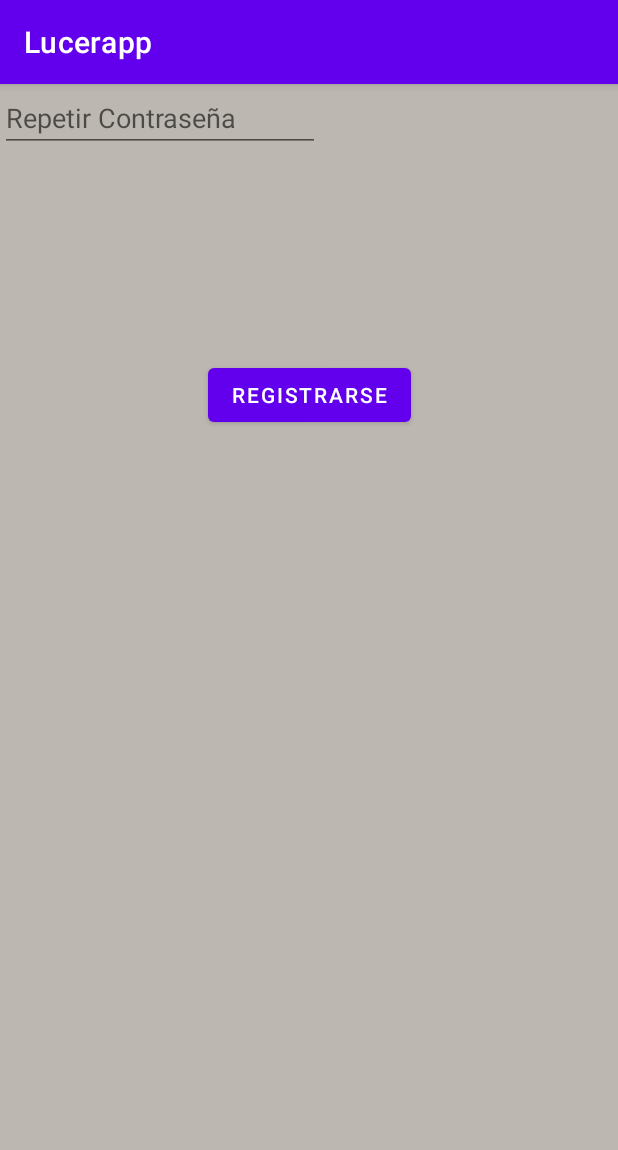
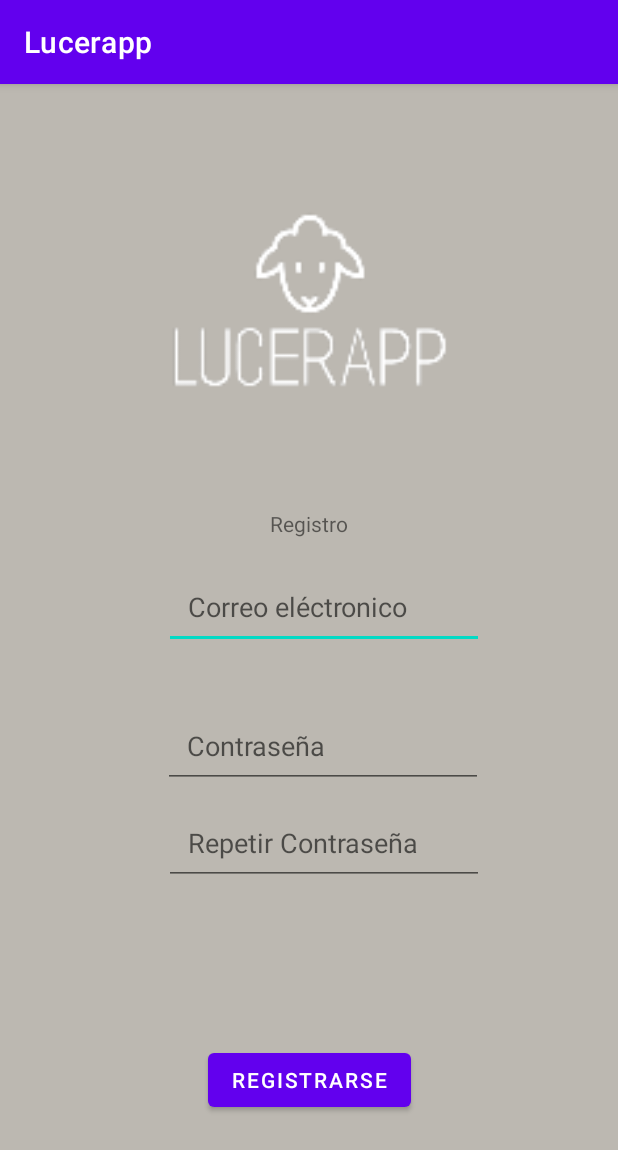
Before and after one commit to lmhenseler/lucerapp, an Android app: the RegisterActivity screen opened directly, with no data from a screen before it, on a phone screen of 412 x 824 dp. Shown: the top 1150 px of the screen. Run offline under Robolectric (Android 15) with nearby library versions, the phone set to English and light mode, and no system bars; our stand-ins replace Firebase (no records; nobody signed in at launch, a user with empty details on screens opened directly).

Commit message:
Register, Login layout and logic finished

```diff
--- a/app/src/main/res/layout/activity_register.xml
+++ b/app/src/main/res/layout/activity_register.xml
@@ -5,63 +5,76 @@
     android:layout_width="match_parent"
     android:layout_height="match_parent"
     android:background="#BCB8B1"
-    >
+    android:backgroundTint="#BCB8B1">
 
 
     <EditText
-        android:id="@+id/editTextTextPersonName2"
+        android:id="@+id/mailInput"
         android:layout_width="wrap_content"
         android:layout_height="wrap_content"
-        android:layout_marginBottom="28dp"
+        android:layout_marginTop="13dp"
+        android:layout_marginBottom="8dp"
         android:ems="10"
-        android:hint="Correo eléctronico"
+        android:hint="@string/hint_correo"
         android:inputType="textPersonName"
+        android:padding="16dp"
         app:layout_constraintBottom_toTopOf="@+id/passwordInput"
         app:layout_constraintEnd_toEndOf="parent"
-        app:layout_constraintHorizontal_bias="0.547"
-        app:layout_constraintStart_toStartOf="parent" />
+        app:layout_constraintHorizontal_bias="0.55"
+        app:layout_constraintStart_toStartOf="parent"
+        app:layout_constraintTop_toBottomOf="@+id/textView2" />
 
     <EditText
         android:id="@+id/passwordInput"
         android:layout_width="wrap_content"
         android:layout_height="wrap_content"
+        android:layout_marginTop="28dp"
         android:layout_marginBottom="8dp"
         android:ems="10"
-        android:hint="Contraseña"
+        android:hint="@string/hint_contrasenia"
         android:inputType="textPassword"
+        android:padding="16dp"
         app:layout_constraintBottom_toTopOf="@+id/repPasswordInput"
         app:layout_constraintEnd_toEndOf="parent"
         app:layout_constraintHorizontal_bias="0.547"
-        app:layout_constraintStart_toStartOf="parent" />
+        app:layout_constraintStart_toStartOf="parent"
+        app:layout_constraintTop_toBottomOf="@+id/mailInput" />
 
     <EditText
         android:id="@+id/repPasswordInput"
         android:layout_width="wrap_content"
         android:layout_height="wrap_content"
         android:ems="10"
-        android:hint="Repetir Contraseña"
+        android:hint="@string/hint_repetir_contrasenia"
         android:inputType="textPassword"
-        tools:layout_editor_absoluteX="110dp"
-        tools:layout_editor_absoluteY="414dp" />
+        android:padding="16dp"
+        app:layout_constraintBottom_toBottomOf="parent"
+        app:layout_constraintEnd_toEndOf="parent"
+        app:layout_constraintHorizontal_bias="0.55"
+        app:layout_constraintStart_toStartOf="parent"
+        app:layout_constraintTop_toTopOf="parent"
+        app:layout_constraintVertical_bias="0.671" />
 
     <Button
         android:id="@+id/button3"
         android:layout_width="wrap_content"
         android:layout_height="wrap_content"
-        android:text="Registrarse"
+        android:onClick="registerIntoFirebase"
+        android:text="@string/registrarseButton"
         app:layout_constraintBottom_toBottomOf="parent"
         app:layout_constraintEnd_toEndOf="parent"
         app:layout_constraintStart_toStartOf="parent"
         app:layout_constraintTop_toBottomOf="@+id/repPasswordInput"
-        app:layout_constraintVertical_bias="0.205" />
+        app:layout_constraintVertical_bias="0.571" />
 
     <ImageView
         android:id="@+id/imageView3"
         android:layout_width="0dp"
         android:layout_height="0dp"
+        android:contentDescription="@string/ImageDesc"
         app:layout_constraintBottom_toTopOf="@+id/textView2"
         app:layout_constraintEnd_toEndOf="parent"
-        app:layout_constraintHorizontal_bias="0.0"
+        app:layout_constraintHorizontal_bias="1.0"
         app:layout_constraintStart_toStartOf="parent"
         app:layout_constraintTop_toTopOf="parent"
         app:layout_constraintVertical_bias="1.0"
@@ -71,9 +84,10 @@
         android:id="@+id/textView2"
         android:layout_width="wrap_content"
         android:layout_height="wrap_content"
-        android:layout_marginBottom="12dp"
-        android:text="Registro"
-        app:layout_constraintBottom_toTopOf="@+id/editTextTextPersonName2"
+        android:layout_marginBottom="4dp"
+        android:text="@string/registroText"
+        app:layout_constraintBottom_toTopOf="@+id/mailInput"
         app:layout_constraintEnd_toEndOf="parent"
-        app:layout_constraintStart_toStartOf="parent" />
+        app:layout_constraintStart_toStartOf="parent"
+        app:layout_constraintTop_toBottomOf="@+id/imageView3" />
 </androidx.constraintlayout.widget.ConstraintLayout>
--- a/app/src/main/res/values/strings.xml
+++ b/app/src/main/res/values/strings.xml
@@ -1,3 +1,15 @@
 <resources>
     <string name="app_name">Lucerapp</string>
+    <string name="hint_correo">Correo eléctronico</string>
+    <string name="hint_contrasenia">Contraseña</string>
+    <string name="hint_repetir_contrasenia">Repetir Contraseña</string>
+    <string name="registrarseButton">Registrarse</string>
+    <string name="registroText">Registro</string>
+    <string name="bienvenidoText">Bienvenido</string>
+    <string name="entrarButton">Entrar</string>
+    <string name="passwordHint">Contraseña</string>
+    <string name="userHint">Correo</string>
+    <string name="ImageDesc">logo</string>
+    <string name="noRegistradoText">¿Aún no estás registrado?</string>
+    <string name="registrateButton">Regístrate Aquí</string>
 </resources>
```
Also changed, not shown: app/src/main/java/com/luftce/lucerapp/RegisterActivity.java (+44 -0 lines), app/src/main/res/layout/activity_main.xml (+14 -12 lines).
